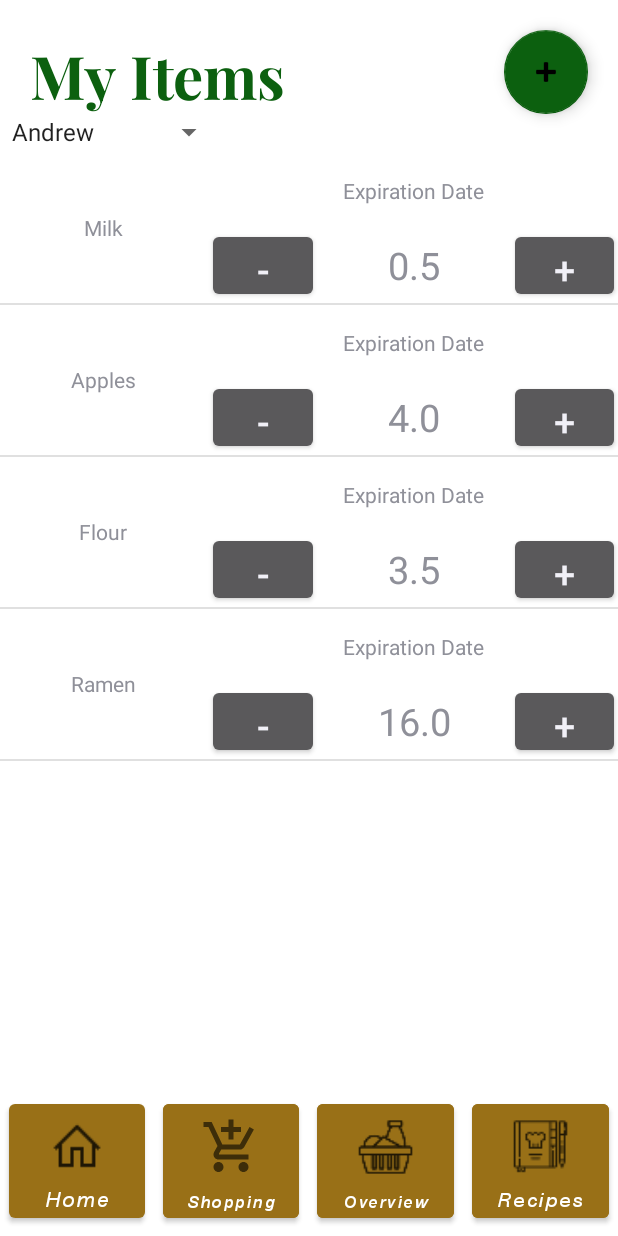
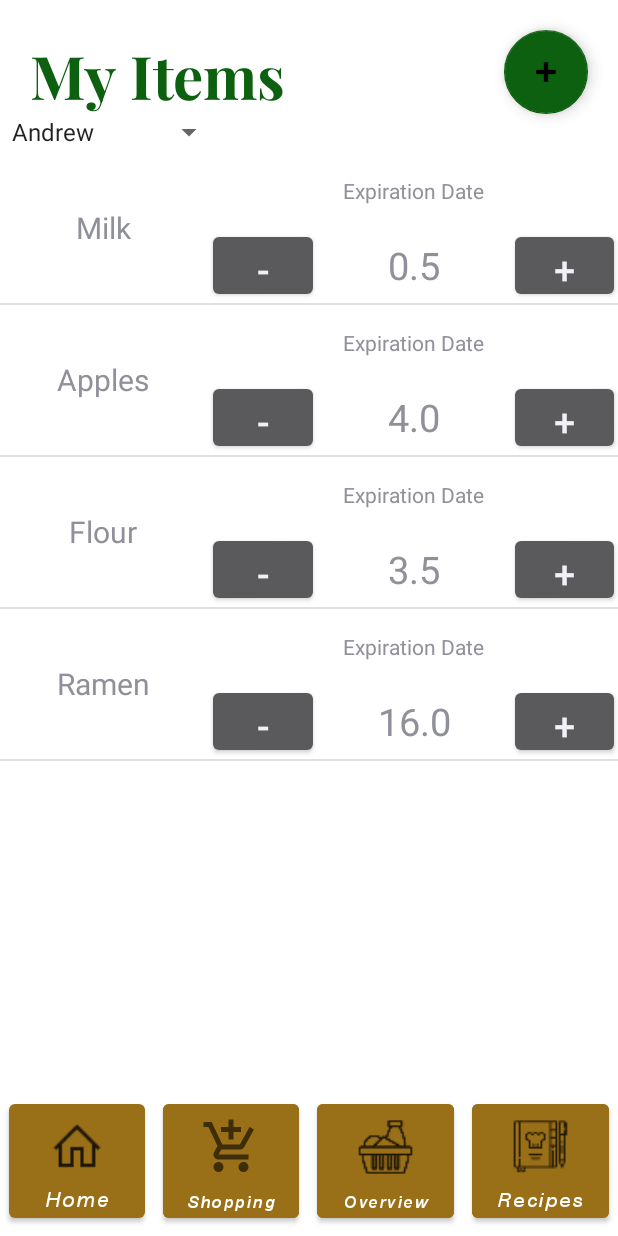
Before and after one commit to crortolf/Kitchen-Kompanion-2022-Group6, an Android app: the UserItemList screen opened directly, with no data from a screen before it, on a phone screen of 412 x 824 dp. Run offline under Robolectric (Android 15) with nearby library versions, the phone set to English and light mode, and no system bars.

Commit message:
commented out line 58 (setTypeface error)

```diff
--- a/app/src/main/java/com/example/kitchenkompanion/UserItemList.java
+++ b/app/src/main/java/com/example/kitchenkompanion/UserItemList.java
@@ -32,7 +32,7 @@ public class UserItemList extends AppCompatActivity implements AdapterView.OnIte
         super.onCreate(savedInstanceState);
         setContentView(R.layout.user_item_list);
 
-        Typeface mt = getResources().getFont(R.font.helvetica);
+        Typeface mt = getResources().getFont(R.font.helvetica_neue);
 
         spinner = findViewById(R.id.spinner);
         ArrayAdapter<CharSequence> spinnerAdapter = ArrayAdapter.createFromResource(this, R.array.user_name_list, android.R.layout.simple_spinner_item);
@@ -55,7 +55,7 @@ public class UserItemList extends AppCompatActivity implements AdapterView.OnIte
             public View getView(int position, View convertView, ViewGroup parent) {
                 View view = super.getView(position, convertView, parent);
                 TextView text = (TextView) view.findViewById(android.R.id.text1);
-                text.setTypeface(mt);
+                //text.setTypeface(mt);
                 return view;
             }
         };
--- a/app/src/main/res/layout/adapter_view_user_items.xml
+++ b/app/src/main/res/layout/adapter_view_user_items.xml
@@ -9,6 +9,7 @@
         android:gravity="center"
         android:textAlignment="center"
         android:text="User Item(s)"
+        android:textSize="20dp"
         android:layout_width="match_parent"
         android:layout_height="100dp"
         android:id="@+id/userItemName"
```
